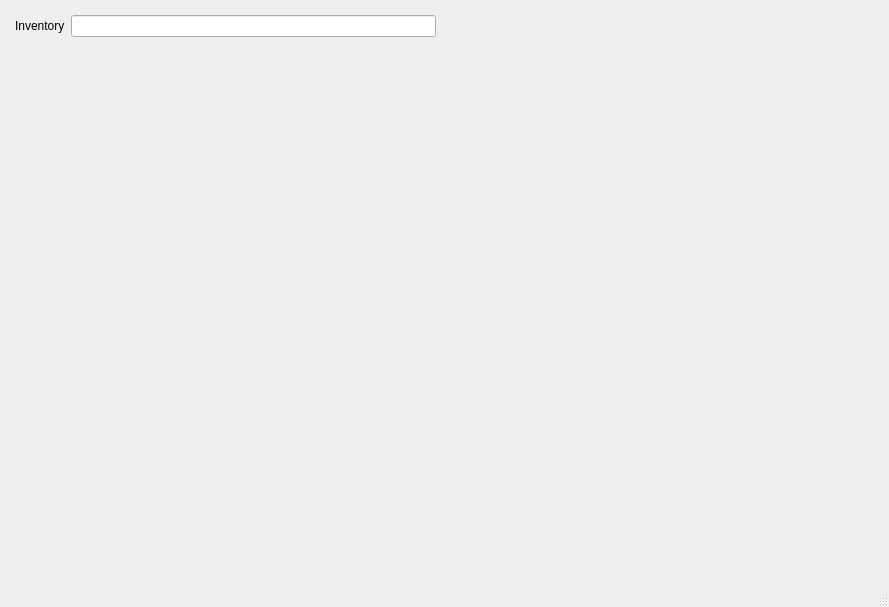
Above: mainwindow.ui from CheesyPanda42/ansible_gui before the change. Below: the same form after it.
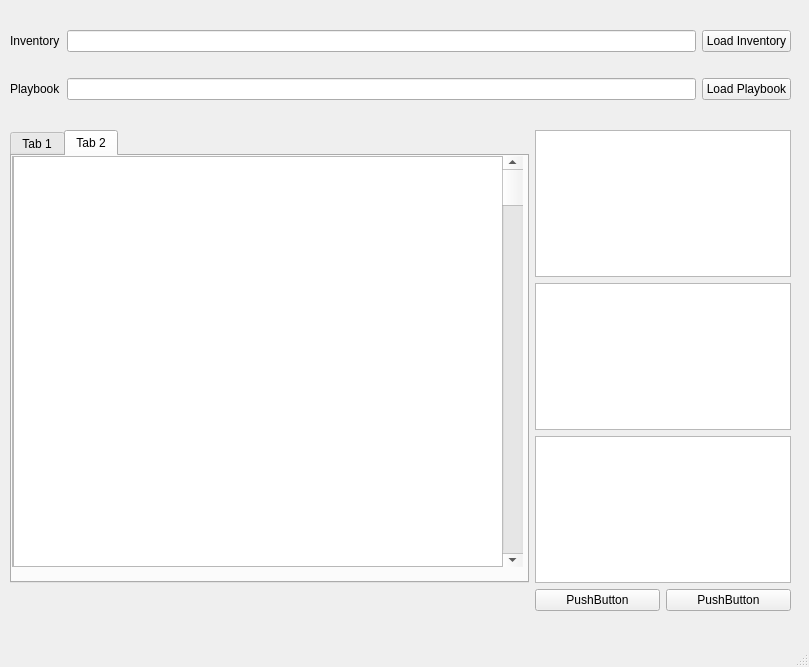
That is the form after the change.

Commit message: Setup of ui skeleton

```diff
--- a/mainwindow.ui
+++ b/mainwindow.ui
@@ -6,44 +6,35 @@
    <rect>
     <x>0</x>
     <y>0</y>
-    <width>889</width>
-    <height>607</height>
+    <width>809</width>
+    <height>667</height>
    </rect>
   </property>
   <property name="windowTitle">
    <string>aslfha;slkfj</string>
   </property>
   <widget class="QWidget" name="centralwidget">
-   <widget class="QWidget" name="formLayoutWidget">
+   <widget class="QWidget" name="gridLayoutWidget">
     <property name="geometry">
      <rect>
       <x>10</x>
       <y>10</y>
-      <width>431</width>
-      <height>146</height>
+      <width>781</width>
+      <height>111</height>
      </rect>
     </property>
-    <layout class="QFormLayout" name="formLayout">
-     <property name="leftMargin">
-      <number>5</number>
-     </property>
-     <property name="topMargin">
-      <number>5</number>
-     </property>
-     <property name="rightMargin">
-      <number>5</number>
-     </property>
-     <property name="bottomMargin">
-      <number>5</number>
-     </property>
-     <item row="0" column="0">
-      <widget class="QLabel" name="inventoryLabel">
+    <layout class="QGridLayout" name="gridLayout">
+     <item row="1" column="3">
+      <widget class="QPushButton" name="pushButton_2">
        <property name="text">
-        <string>Inventory</string>
+        <string>Load Playbook</string>
        </property>
       </widget>
      </item>
-     <item row="0" column="1">
+     <item row="1" column="2">
+      <widget class="QLineEdit" name="lineEdit"/>
+     </item>
+     <item row="0" column="2">
       <widget class="QLineEdit" name="inventoryLineEdit">
        <property name="enabled">
         <bool>true</bool>
@@ -56,43 +47,176 @@
        </property>
       </widget>
      </item>
+     <item row="0" column="3">
+      <widget class="QPushButton" name="pushButton">
+       <property name="text">
+        <string>Load Inventory</string>
+       </property>
+      </widget>
+     </item>
+     <item row="1" column="1">
+      <widget class="QLabel" name="label">
+       <property name="text">
+        <string>Playbook</string>
+       </property>
+      </widget>
+     </item>
+     <item row="0" column="1">
+      <widget class="QLabel" name="inventoryLabel">
+       <property name="text">
+        <string>Inventory</string>
+       </property>
+      </widget>
+     </item>
     </layout>
    </widget>
-   <widget class="QWidget" name="gridLayoutWidget">
+   <widget class="QWidget" name="gridLayoutWidget_2">
     <property name="geometry">
      <rect>
       <x>10</x>
-      <y>170</y>
-      <width>541</width>
-      <height>201</height>
+      <y>130</y>
+      <width>781</width>
+      <height>481</height>
      </rect>
     </property>
-    <layout class="QGridLayout" name="gridLayout" rowminimumheight="0" columnminimumwidth="0,0">
-     <item row="0" column="1">
-      <spacer name="verticalSpacer">
-       <property name="orientation">
-        <enum>Qt::Vertical</enum>
+    <layout class="QGridLayout" name="gridLayout_2">
+     <item row="2" column="1" colspan="2">
+      <widget class="QTextEdit" name="textEdit_3"/>
+     </item>
+     <item row="3" column="1">
+      <widget class="QPushButton" name="pushButton_4">
+       <property name="text">
+        <string>PushButton</string>
        </property>
-       <property name="sizeHint" stdset="0">
-        <size>
-         <width>20</width>
-         <height>40</height>
-        </size>
+      </widget>
+     </item>
+     <item row="3" column="2">
+      <widget class="QPushButton" name="pushButton_3">
+       <property name="text">
+        <string>PushButton</string>
        </property>
-      </spacer>
+      </widget>
      </item>
-     <item row="0" column="0">
-      <spacer name="verticalSpacer_2">
-       <property name="orientation">
-        <enum>Qt::Vertical</enum>
+     <item row="1" column="1" colspan="2">
+      <widget class="QTextEdit" name="textEdit_2"/>
+     </item>
+     <item row="0" column="1" colspan="2">
+      <widget class="QTextEdit" name="textEdit"/>
+     </item>
+     <item row="0" column="0" rowspan="3">
+      <widget class="QTabWidget" name="tabWidget">
+       <property name="currentIndex">
+        <number>1</number>
        </property>
-       <property name="sizeHint" stdset="0">
-        <size>
-         <width>20</width>
-         <height>40</height>
-        </size>
-       </property>
-      </spacer>
+       <widget class="QWidget" name="tab">
+        <attribute name="title">
+         <string>Tab 1</string>
+        </attribute>
+        <widget class="QScrollArea" name="scrollArea">
+         <property name="geometry">
+          <rect>
+           <x>0</x>
+           <y>0</y>
+           <width>491</width>
+           <height>411</height>
+          </rect>
+         </property>
+         <property name="widgetResizable">
+          <bool>true</bool>
+         </property>
+         <widget class="QWidget" name="scrollAreaWidgetContents">
+          <property name="geometry">
+           <rect>
+            <x>0</x>
+            <y>0</y>
+            <width>489</width>
+            <height>409</height>
+           </rect>
+          </property>
+          <widget class="QTableView" name="tableView">
+           <property name="geometry">
+            <rect>
+             <x>0</x>
+             <y>-10</y>
+             <width>491</width>
+             <height>421</height>
+            </rect>
+           </property>
+           <property name="sortingEnabled">
+            <bool>true</bool>
+           </property>
+          </widget>
+         </widget>
+        </widget>
+        <widget class="QScrollBar" name="verticalScrollBar">
+         <property name="geometry">
+          <rect>
+           <x>490</x>
+           <y>0</y>
+           <width>21</width>
+           <height>411</height>
+          </rect>
+         </property>
+         <property name="orientation">
+          <enum>Qt::Vertical</enum>
+         </property>
+        </widget>
+       </widget>
+       <widget class="QWidget" name="tab_2">
+        <attribute name="title">
+         <string>Tab 2</string>
+        </attribute>
+        <widget class="QScrollArea" name="scrollArea_2">
+         <property name="geometry">
+          <rect>
+           <x>0</x>
+           <y>0</y>
+           <width>491</width>
+           <height>411</height>
+          </rect>
+         </property>
+         <property name="widgetResizable">
+          <bool>true</bool>
+         </property>
+         <widget class="QWidget" name="scrollAreaWidgetContents_2">
+          <property name="geometry">
+           <rect>
+            <x>0</x>
+            <y>0</y>
+            <width>489</width>
+            <height>409</height>
+           </rect>
+          </property>
+          <widget class="QTableView" name="tableView_2">
+           <property name="geometry">
+            <rect>
+             <x>0</x>
+             <y>-10</y>
+             <width>491</width>
+             <height>421</height>
+            </rect>
+           </property>
+           <property name="sortingEnabled">
+            <bool>true</bool>
+           </property>
+          </widget>
+         </widget>
+        </widget>
+        <widget class="QScrollBar" name="verticalScrollBar_3">
+         <property name="geometry">
+          <rect>
+           <x>490</x>
+           <y>0</y>
+           <width>21</width>
+           <height>411</height>
+          </rect>
+         </property>
+         <property name="orientation">
+          <enum>Qt::Vertical</enum>
+         </property>
+        </widget>
+       </widget>
+      </widget>
      </item>
     </layout>
    </widget>
```
Left out of the diff: 4 changed lines with no effect on the pictures.
